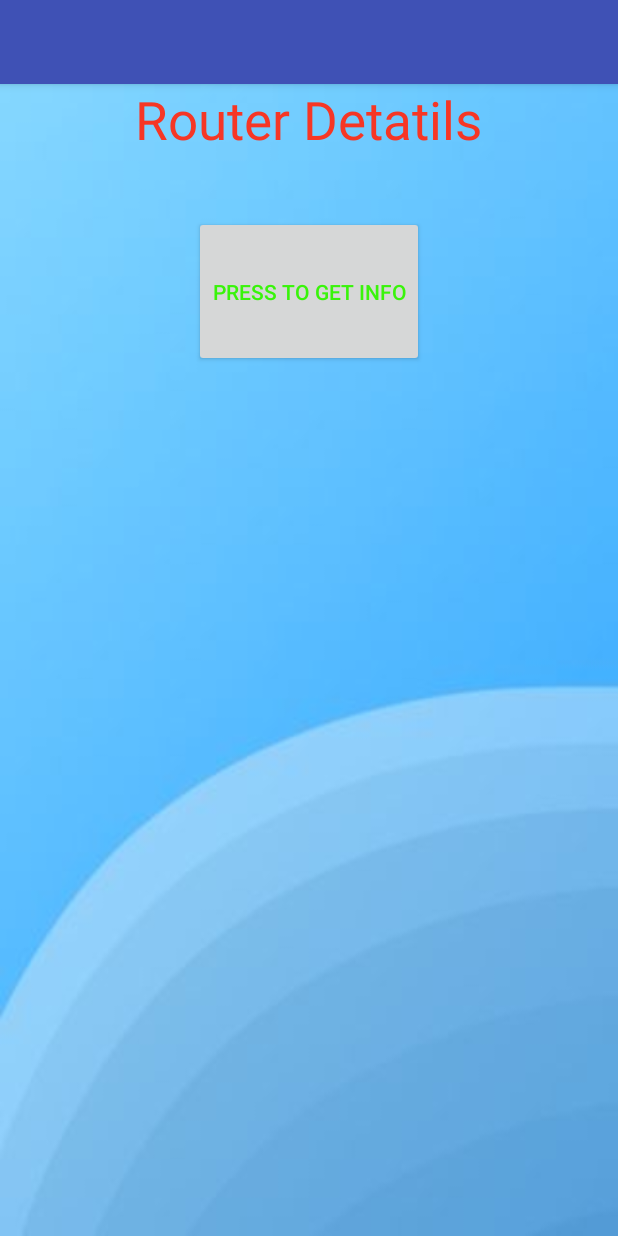
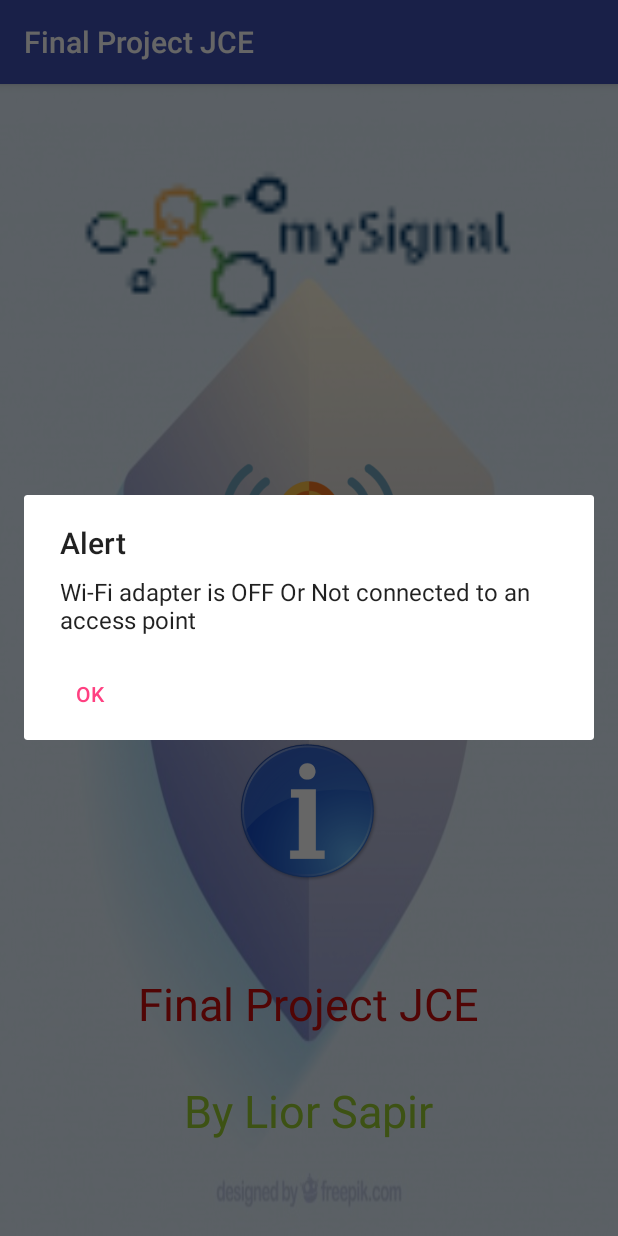
Before and after one commit to liorsap1/SW-Final-project-JCE-, an Android app: the screen it shows after launch (Details before the commit, MainActivity after it), after a tap on an icon or button, on a phone screen of 412 x 824 dp. Run offline under Robolectric (Android 15) with nearby library versions, the phone set to English and light mode, and no system bars.

Commit message:
Design the app and add validation

```diff
--- a/Code/WifiApp2/app/src/main/AndroidManifest.xml
+++ b/Code/WifiApp2/app/src/main/AndroidManifest.xml
@@ -10,7 +10,8 @@
     <application
             android:allowBackup="true"
             android:icon="@mipmap/logoapp"
-            android:label="@string/app_name"
+            android:label="Final Project JCE"
+            android:screenOrientation="portrait"
             android:supportsRtl="true"
             android:theme="@style/AppTheme">
         <activity android:name=".MainActivity">
@@ -21,15 +22,12 @@
             </intent-filter>
         </activity>
         <activity
-                android:label="@string/app_name"
                 android:name=".Router" >
         </activity>
         <activity
-                android:label="@string/app_name"
                 android:name=".Indices" >
         </activity>
         <activity
-                android:label="@string/app_name"
                 android:name=".Details" >
         </activity>
     </application>
--- a/Code/WifiApp2/app/src/main/java/com/example/and/wifiapp/Indices.java
+++ b/Code/WifiApp2/app/src/main/java/com/example/and/wifiapp/Indices.java
@@ -67,7 +67,7 @@ public class Indices extends AppCompatActivity {
                 DataPoint dot = getWifiStrength();
                 series.appendData(dot, true, 100);
                 Log.d("indices", dot.toString());
-                signal.setText("Signal: "+dot.getY());
+                signal.setText("Signal: "+dot.getY()+"%");
                 graph.addSeries(series);
                 ha.postDelayed(this, INVOKE_FUNC);
             }
--- a/Code/WifiApp2/app/src/main/java/com/example/and/wifiapp/MainActivity.java
+++ b/Code/WifiApp2/app/src/main/java/com/example/and/wifiapp/MainActivity.java
@@ -11,6 +11,7 @@ import android.os.AsyncTask;
 import android.os.Build;
 import android.os.Bundle;
 import android.support.annotation.RequiresApi;
+import android.support.v7.app.AlertDialog;
 import android.support.v7.app.AppCompatActivity;
 import android.text.format.Formatter;
 import android.util.Log;
@@ -37,31 +38,68 @@ public class MainActivity extends AppCompatActivity {
         final Context context = this;
 
         infoButton = (ImageView) findViewById(R.id.info_button);
-        config_telnet_Button =(ImageView)findViewById(R.id.config_route);
-        indicesButton = (ImageView)findViewById(R.id.indices_button);
+        config_telnet_Button = (ImageView) findViewById(R.id.config_route);
+        indicesButton = (ImageView) findViewById(R.id.indices_button);
 
         infoButton.setOnClickListener(new View.OnClickListener() {
             public void onClick(View v) {
+                if (checkWifiOnAndConnected()) {
                     Intent intent = new Intent(context, Details.class);
                     startActivity(intent);
-
+                } else {
+                    errMessage("Wi-Fi adapter is OFF Or Not connected to an access point");
+                }
             }
         });
         config_telnet_Button.setOnClickListener(new View.OnClickListener() {
             public void onClick(View v) {
+                if (checkWifiOnAndConnected()) {
                     Intent intent = new Intent(context, Router.class);
                     startActivity(intent);
+                } else {
+                    errMessage("Wi-Fi adapter is OFF Or Not connected to an access point");
+                }
             }
         });
         indicesButton.setOnClickListener(new View.OnClickListener() {
             public void onClick(View v) {
+                if (checkWifiOnAndConnected()) {
                     Intent intent = new Intent(context, Indices.class);
                     startActivity(intent);
+                } else {
+                    errMessage("Wi-Fi is off or Not connected to access point");
+                }
             }
         });
 
     }
 
+    private boolean checkWifiOnAndConnected() {
+        WifiManager wifiMgr = (WifiManager) getSystemService(Context.WIFI_SERVICE);
+        if (wifiMgr.isWifiEnabled()) { // Wi-Fi adapter is ON
+            WifiInfo wifiInfo = wifiMgr.getConnectionInfo();
+            if (wifiInfo.getNetworkId() == -1) {
+                return false; // Not connected to an access point
+            }
+            return true; // Connected to an access point
+        } else {
+            return false; // Wi-Fi adapter is OFF
+        }
+    }
+
+    private void errMessage(String field) {
+        AlertDialog alertDialog = new AlertDialog.Builder(this).create();
+        alertDialog.setTitle("Alert");
+        alertDialog.setMessage(field);
+        alertDialog.setButton(AlertDialog.BUTTON_NEUTRAL, "OK",
+                new DialogInterface.OnClickListener() {
+                    public void onClick(DialogInterface dialog, int which) {
+                        dialog.dismiss();
+                    }
+                });
+        alertDialog.show();
+    }
+
 // </editor-fold>
 
 }
```
Also changed, not shown: Code/WifiApp2/app/src/main/res/layout/indices.xml (+1 -17 lines), Code/WifiApp2/app/src/main/res/values/resorces.xml (+12 -1 lines), Code/WifiApp2/app/src/main/res/drawable/indices.jpg (added). Lines whose indentation alone changed are shown as unchanged.
